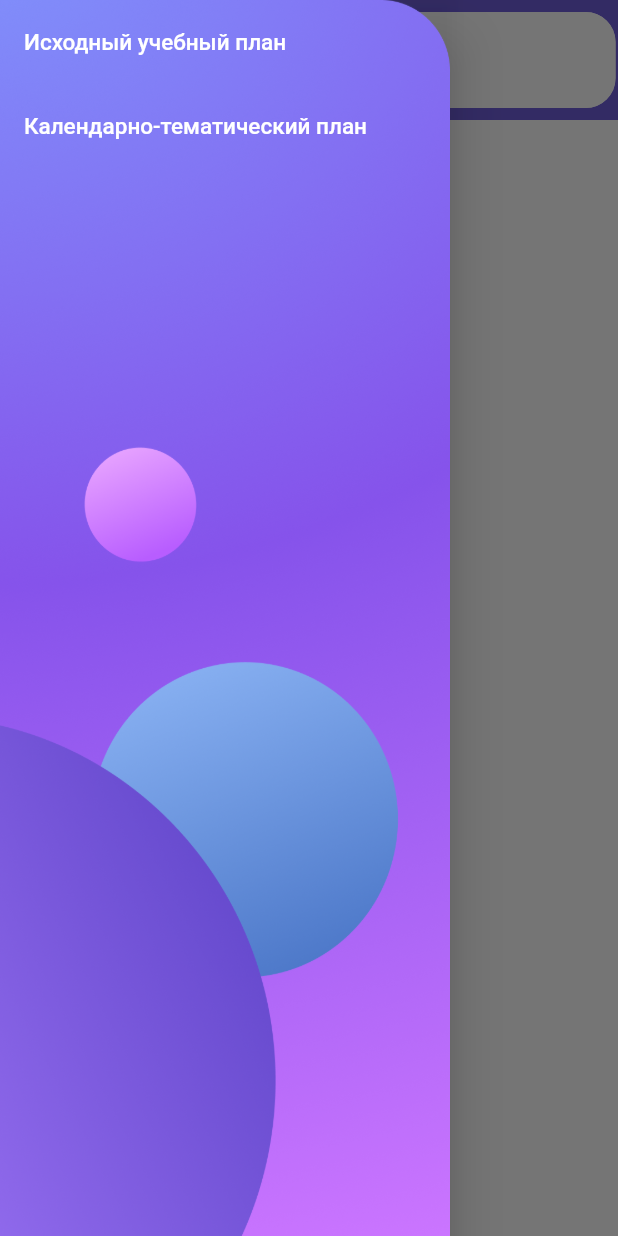
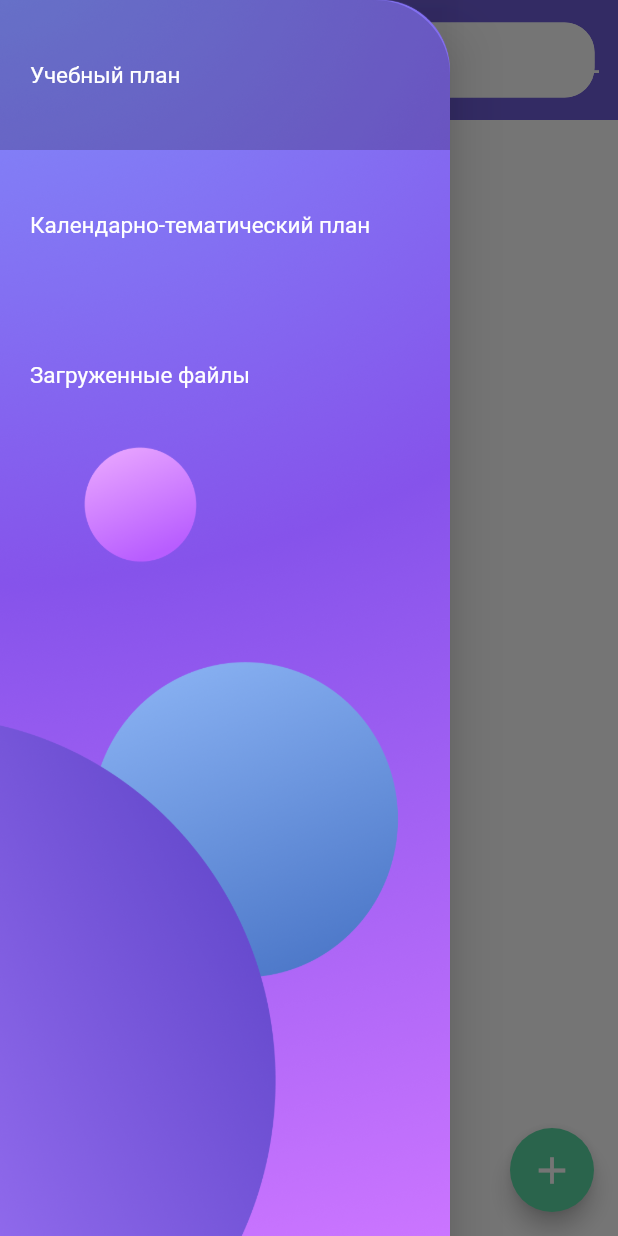
Before and after one commit to Nekori228/Schedule, a Flutter app: the screen it shows after launch, in the side drawer, after a tap on the "menu" icon, on a phone screen of 412 x 824 dp. Run offline on Flutter 3.47's test engine with Material 2 defaults, Android fonts, the phone set to English and light mode, and no system bars; missing offline and left inert: mysql1.

Commit message:
Проработан дравер, подключена бд, подделаны кнопки в боковом

```diff
--- /dev/null
+++ b/lib/KTP.dart
@@ -0,0 +1,21 @@
+import 'package:flutter/material.dart';
+import 'package:schedule/appBar.dart';
+import 'package:schedule/drawer.dart';
+
+class KtpPage extends StatelessWidget {
+  const KtpPage({Key? key}) : super(key: key);
+
+  @override
+  Widget build(BuildContext context) {
+    return Scaffold(
+      floatingActionButton: FloatingActionButton(
+        backgroundColor: Color(0xff5CDAA5),
+        onPressed: () {},
+        child: Icon(Icons.add, size: 30,),
+      ),
+      backgroundColor: Colors.white,
+      drawer: const MainDrawer(),
+      appBar: appBarProject(),
+    );
+  }
+}
--- a/lib/appBar.dart
+++ b/lib/appBar.dart
@@ -1,4 +1,5 @@
 import 'package:flutter/material.dart';
+import 'package:schedule/globals.dart';
 
 class appBarProject extends StatelessWidget with PreferredSizeWidget {
   appBarProject({Key? key}) : super(key: key);
@@ -17,9 +18,9 @@ class appBarProject extends StatelessWidget with PreferredSizeWidget {
           Container(
             color: const Color(0xFF6F5DD9),
           ),
-          const Center(
+          Center(
             child: Text(
-              "Календарно-тематический план",
+              page == 0 ? "Учебный план" : page == 1 ? "Календарно-тематический план" : '',
               style: TextStyle(fontSize: 25, color: Colors.white),
             ),
           ),
@@ -33,7 +34,7 @@ class appBarProject extends StatelessWidget with PreferredSizeWidget {
                     style: ElevatedButton.styleFrom(
                       backgroundColor: Colors.white,
                       shape: CircleBorder(),
-                      padding: EdgeInsets.all(24),
+                      padding: EdgeInsets.all(16),
                     ),
                     onPressed: () {
                       Scaffold.of(context).openDrawer();
@@ -47,6 +48,7 @@ class appBarProject extends StatelessWidget with PreferredSizeWidget {
                   SizedBox(width: 20),
                   SizedBox(
                     width: 300,
+                    height: 50,
                     child: DropdownButtonFormField(
                         hint: const Text('Предмет'),
                         iconSize: 0.0,
@@ -57,13 +59,11 @@ class appBarProject extends StatelessWidget with PreferredSizeWidget {
                             color: Color(0xFF23E091),
                           ),
                           enabledBorder: OutlineInputBorder(
-                            borderSide:
-                                const BorderSide(color: Colors.white, width: 2),
+                            borderSide: const BorderSide(color: Colors.white, width: 2),
                             borderRadius: BorderRadius.circular(20),
                           ),
                           border: OutlineInputBorder(
-                            borderSide:
-                                const BorderSide(color: Colors.white, width: 2),
+                            borderSide: const BorderSide(color: Colors.white, width: 2),
                             borderRadius: BorderRadius.circular(20),
                           ),
                           filled: true,
@@ -73,24 +73,16 @@ class appBarProject extends StatelessWidget with PreferredSizeWidget {
                         value: selectedValue,
                         onChanged: (String? newValue) {},
                         items: const [
-                          DropdownMenuItem(
-                              value: "1", child: Text("Численные методы")),
-                          DropdownMenuItem(
-                              value: "2", child: Text("Основы философии")),
+                          DropdownMenuItem(value: "1", child: Text("Численные методы")),
+                          DropdownMenuItem(value: "2", child: Text("Основы философии")),
                           DropdownMenuItem(value: "3", child: Text("УП.01")),
                           DropdownMenuItem(value: "4", child: Text("УП.04")),
-                          DropdownMenuItem(
-                              value: "5", child: Text("МДК 07.02")),
-                          DropdownMenuItem(
-                              value: "6", child: Text("МДК 02.02")),
-                          DropdownMenuItem(
-                              value: "7", child: Text("МДК 04.03")),
-                          DropdownMenuItem(
-                              value: "8", child: Text("МДК 03.03")),
-                          DropdownMenuItem(
-                              value: "9", child: Text("МДК 03.01")),
-                          DropdownMenuItem(
-                              value: "10", child: Text("МДК 02.01")),
+                          DropdownMenuItem(value: "5", child: Text("МДК 07.02")),
+                          DropdownMenuItem(value: "6", child: Text("МДК 02.02")),
+                          DropdownMenuItem(value: "7", child: Text("МДК 04.03")),
+                          DropdownMenuItem(value: "8", child: Text("МДК 03.03")),
+                          DropdownMenuItem(value: "9", child: Text("МДК 03.01")),
+                          DropdownMenuItem(value: "10", child: Text("МДК 02.01")),
                         ]),
                   )
                 ],
--- a/lib/drawer.dart
+++ b/lib/drawer.dart
@@ -1,5 +1,6 @@
 import 'package:flutter/cupertino.dart';
 import 'package:flutter/material.dart';
+import 'package:schedule/globals.dart';
 
 class MainDrawer extends StatefulWidget {
   const MainDrawer({Key? key}) : super(key: key);
@@ -22,14 +23,30 @@ class _MainDrawerState extends State<MainDrawer> {
           ),
         ),
         child: Column(
-          children: const [
-            ListTile(
-              title: Text("Исходный учебный план",
-                  style: TextStyle(color: Colors.white, fontSize: 15)),
+          children: [
+            Container(
+              decoration: BoxDecoration(
+                color: page == 0 ? Colors.transparent.withOpacity(0.2) : Colors.transparent,
+                borderRadius: BorderRadius.only(topRight: Radius.circular(50))
+              ),
+              padding: EdgeInsets.only(left: 20),
+              height: 100,
+              alignment: Alignment.centerLeft,
+              child: const Text("Учебный план", style: TextStyle(color: Colors.white, fontSize: 15)),
             ),
-            ListTile(
-              title: Text("Календарно-тематический план",
-                  style: TextStyle(color: Colors.white, fontSize: 15)),
+            Container(
+              height: 100,
+              padding: EdgeInsets.only(left: 20),
+              color: page == 1 ? Colors.transparent.withOpacity(0.2) : Colors.transparent,
+              alignment: Alignment.centerLeft,
+              child: Text("Календарно-тематический план", style: TextStyle(color: Colors.white, fontSize: 15)),
+            ),
+            Container(
+              padding: EdgeInsets.only(left: 20),
+              height: 100,
+              color: page == 2 ? Colors.transparent.withOpacity(0.2) : Colors.transparent,
+              alignment: Alignment.centerLeft,
+              child: Text("Загруженные файлы", style: TextStyle(color: Colors.white, fontSize: 15)),
             ),
           ],
         ),
--- /dev/null
+++ b/lib/globals.dart
@@ -0,0 +1,3 @@
+dynamic con;
+
+int page = 0;
--- a/lib/main.dart
+++ b/lib/main.dart
@@ -1,91 +1,15 @@
 import 'package:flutter/material.dart';
 import 'package:mysql1/mysql1.dart';
+import 'package:schedule/KTP.dart';
 import 'package:schedule/drawer.dart';
+import 'package:schedule/globals.dart';
 
 import 'appBar.dart';
 
 void main() async {
   var settings = ConnectionSettings(
-      host: 'server16.hosting.reg.ru',
-      port: 3306,
-      user: 'u2030942_default',
-      password: 'htc4CghG7GFz548H',
-      db: 'u2030942_xacaton2023'
-  );
-  var conn = await MySqlConnection.connect(settings);
+      host: 'server16.hosting.reg.ru', port: 3306, user: 'u2030942_default', password: 'htc4CghG7GFz548H', db: 'u2030942_xacaton2023');
+  con = await MySqlConnection.connect(settings);
   WidgetsFlutterBinding.ensureInitialized();
-  runApp(const MyApp());
+  runApp(const MaterialApp(home: KtpPage()));
 }
-
-class MyApp extends StatelessWidget {
-  const MyApp({super.key});
-
-  // This widget is the root of your application.
-  @override
-  Widget build(BuildContext context) {
-    return MaterialApp(
-      home: Scaffold(
-        backgroundColor: Colors.white,
-        drawer: const MainDrawer(),
-        appBar: appBarProject(),
-      ),
-    );
-  }
-}
-
-class DropdownButton extends StatelessWidget {
-  DropdownButton({Key? key}) : super(key: key);
-  String? selectedValue = null;
-  final _dropdownFormKey = GlobalKey<FormState>();
-
-  @override
-  Widget build(BuildContext context) {
-    return Form(
-        key: _dropdownFormKey,
-        child: Column(
-          mainAxisAlignment: MainAxisAlignment.center,
-          children: [
-            DropdownButtonFormField(
-                hint: Text('Предмет'),
-                iconSize: 0.0,
-                decoration: InputDecoration(
-                  prefixIcon: Icon(
-                    Icons.arrow_drop_down_sharp,
-                    size: 40,
-                    color: Color(0xFF23E091),
-                  ),
-                  enabledBorder: OutlineInputBorder(
-                    borderSide: BorderSide(color: Colors.white, width: 2),
-                    borderRadius: BorderRadius.circular(20),
-                  ),
-                  border: OutlineInputBorder(
-                    borderSide: BorderSide(color: Colors.white, width: 2),
-                    borderRadius: BorderRadius.circular(20),
-                  ),
-                  filled: true,
-                  fillColor: Colors.white,
-                ),
-                dropdownColor: Colors.white,
-                value: selectedValue,
-                onChanged: (String? newValue) {},
-                items: dropdownItems),
-          ],
-        ));
-  }
-}
-
-List<DropdownMenuItem<String>> get dropdownItems {
-  List<DropdownMenuItem<String>> menuItems = [
-    DropdownMenuItem(child: Text("Численные методы"), value: "1"),
-    DropdownMenuItem(child: Text("Основы философии"), value: "2"),
-    DropdownMenuItem(child: Text("УП.01"), value: "3"),
-    DropdownMenuItem(child: Text("УП.04"), value: "4"),
-    DropdownMenuItem(child: Text("МДК 07.02"), value: "5"),
-    DropdownMenuItem(child: Text("МДК 02.02"), value: "6"),
-    DropdownMenuItem(child: Text("МДК 04.03"), value: "7"),
-    DropdownMenuItem(child: Text("МДК 03.03"), value: "8"),
-    DropdownMenuItem(child: Text("МДК 03.01"), value: "9"),
-    DropdownMenuItem(child: Text("МДК 02.01"), value: "10"),
-  ];
-  return menuItems;
-}
```
